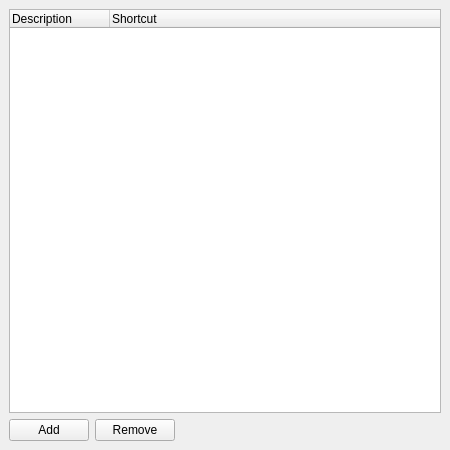
Old version of the form src/options/opt_shortcuts.ui in the repository mblsha/psi.
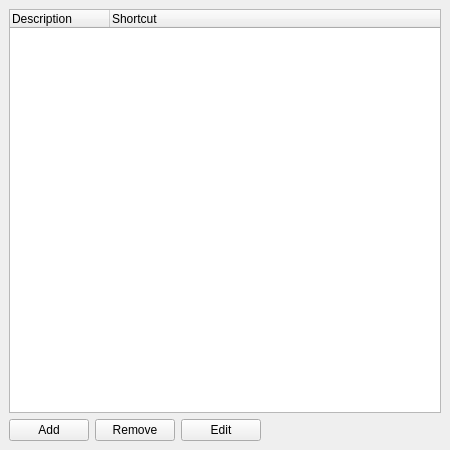
New version of the form.

Commit message: Shortcuts editor improvements - corrected reaction to double clicking on a not-key item - added Edit button - simplified some parts of the code (use the fact that user can never select more than one item in the tree)

Diff of the .ui file:
```diff
--- a/src/options/opt_shortcuts.ui
+++ b/src/options/opt_shortcuts.ui
@@ -84,6 +84,13 @@
        </property>
       </widget>
      </item>
+     <item>
+      <widget class="QPushButton" name="edit" >
+       <property name="text" >
+        <string>Edit</string>
+       </property>
+      </widget>
+     </item>
      <item>
       <spacer>
        <property name="orientation" >
```
The commit also changes 2 other files.
